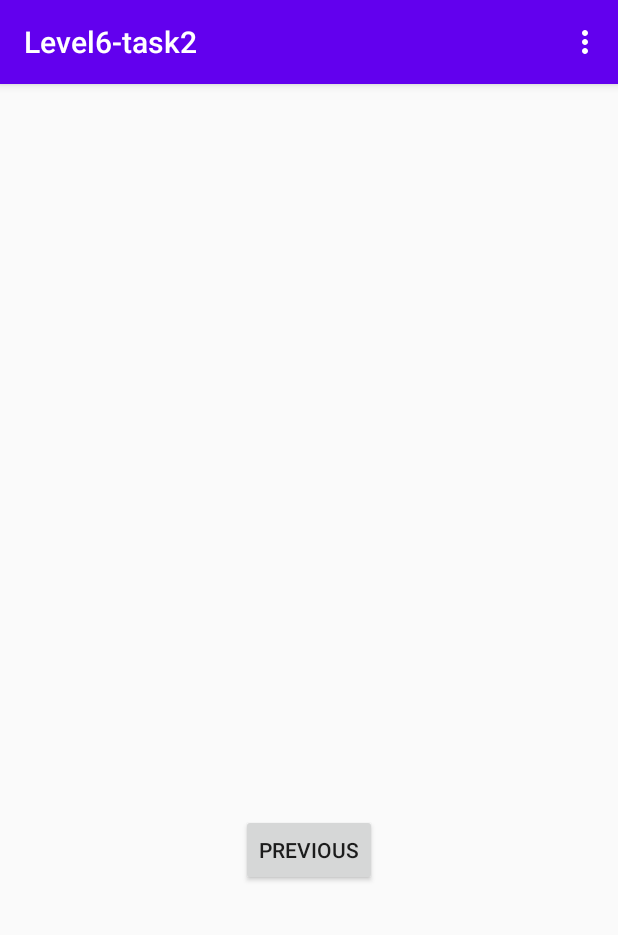
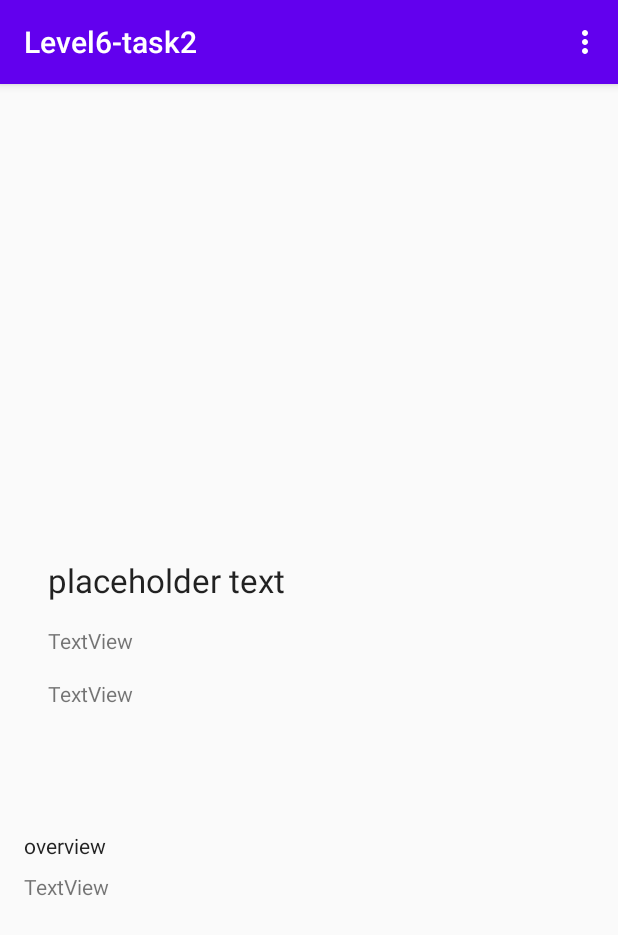
Before and after one commit to Casvantrierum/level6-task2, an Android app: the MovieInfoFragment screen opened through its navigation route, on a phone screen of 412 x 824 dp. Shown: the top 935 px of the screen. Run offline under Robolectric (Android 15) with nearby library versions, the phone set to English and light mode, and no system bars; pictures from the network do not load.

Commit message:
movie info fragment with ViewModelProvider to have a shared modelview with the list fragment

```diff
--- a/app/build.gradle
+++ b/app/build.gradle
@@ -54,6 +54,9 @@ dependencies {
     androidTestImplementation 'androidx.test.ext:junit:1.1.2'
     androidTestImplementation 'androidx.test.espresso:espresso-core:3.3.0'
 
+    def fragment_version = "1.3.0-alpha06"
+    implementation "androidx.fragment:fragment-ktx:$fragment_version"
+
     // Retrofit
     implementation 'com.squareup.retrofit2:retrofit:2.8.1'
     implementation 'com.squareup.retrofit2:converter-gson:2.8.1'
@@ -63,5 +66,4 @@ dependencies {
     // Glide
     implementation 'com.github.bumptech.glide:glide:4.11.0'
     kapt 'com.github.bumptech.glide:compiler:4.11.0'
-
 }
--- a/app/src/main/java/com/example/level6_task2/adapter/MovieListAdapter.kt
+++ b/app/src/main/java/com/example/level6_task2/adapter/MovieListAdapter.kt
@@ -9,9 +9,10 @@ import com.bumptech.glide.Glide
 
 import com.example.level6_task2.R
 import com.example.level6_task2.model.Movie
+import com.google.android.material.snackbar.Snackbar
 import kotlinx.android.synthetic.main.item_movie.view.*
 
-class MovieListAdapter (private val movieList: List<Movie>) :
+class MovieListAdapter (private val movieList: List<Movie>, private val onClick: (Movie) -> Unit) :
     RecyclerView.Adapter<MovieListAdapter.ViewHolder>() {
 
     private lateinit var context: Context
@@ -37,9 +38,8 @@ class MovieListAdapter (private val movieList: List<Movie>) :
             Glide.with(context).load(movie.getPosterImageUrl()).into(itemView.ivPoster)
         }
 
-//        init {
-//            itemView.setOnClickListener { onClick(colors[adapterPosition]) }
-//        }
+        init {
+            itemView.setOnClickListener { onClick(movieList[adapterPosition]) }
+        }
     }
-
 }
--- a/app/src/main/java/com/example/level6_task2/model/Movie.kt
+++ b/app/src/main/java/com/example/level6_task2/model/Movie.kt
@@ -17,6 +17,7 @@ data class Movie (
     @SerializedName("vote_average") val vote_average : Double,
     @SerializedName("overview") val overview : String,
     @SerializedName("release_date") val release_date : String
-){
+) {
     fun getPosterImageUrl() = "https://image.tmdb.org/t/p/w500/$poster_path"
+    fun getBackdropImageUrl() = "https://image.tmdb.org/t/p/w500/$backdrop_path"
 }
--- a/app/src/main/java/com/example/level6_task2/repository/MovieListRepository.kt
+++ b/app/src/main/java/com/example/level6_task2/repository/MovieListRepository.kt
@@ -8,6 +8,7 @@ import com.example.level6_task2.model.MovieList
 import kotlinx.coroutines.withTimeout
 
 class MovieListRepository {
+
     private val movieListApiService: MovieListApiService = MovieListApi.createApi()
 
     private val _movieList: MutableLiveData<MovieList> = MutableLiveData()
--- a/app/src/main/java/com/example/level6_task2/repository/MovieRepository.kt
+++ b/app/src/main/java/com/example/level6_task2/repository/MovieRepository.kt
@@ -1,4 +1,33 @@
 package com.example.level6_task2.repository
 
-class MovieRepository {
+import android.content.Context
+import androidx.lifecycle.LiveData
+import androidx.lifecycle.MutableLiveData
+import com.example.level6_task2.model.Movie
+
+class MovieRepository(context: Context){
+
+    private val _movie: MutableLiveData<Movie> = MutableLiveData()
+
+    /**
+     * Expose non MutableLiveData via getter
+     * Encapsulation :)
+     */
+    val movie: LiveData<Movie?>
+        get() = _movie
+
+    /**
+     * suspend function that calls a suspend function from the numbersApi call
+     */
+    fun setMovie(movieToView: Movie)  {
+        try {
+
+            _movie.value = movieToView
+        } catch (error: Throwable) {
+            throw MovieListRefreshError("Unable to refresh movie list", error)
+        }
+    }
+
+    class MovieListRefreshError(message: String, cause: Throwable) : Throwable(message, cause)
+
 }
--- a/app/src/main/java/com/example/level6_task2/ui/MovieInfoFragment.kt
+++ b/app/src/main/java/com/example/level6_task2/ui/MovieInfoFragment.kt
@@ -1,22 +1,41 @@
 package com.example.level6_task2.ui
 
 import android.os.Bundle
+import android.util.Log
 import androidx.fragment.app.Fragment
 import android.view.LayoutInflater
 import android.view.View
 import android.view.ViewGroup
 import android.widget.Button
-import androidx.navigation.fragment.findNavController
+import androidx.fragment.app.viewModels
+import androidx.lifecycle.Observer
+import androidx.lifecycle.ViewModelProvider
+import androidx.recyclerview.widget.DividerItemDecoration
+import androidx.recyclerview.widget.GridLayoutManager
+import com.bumptech.glide.Glide
 import com.example.level6_task2.R
+import com.example.level6_task2.adapter.MovieListAdapter
+import com.example.level6_task2.model.Movie
+import com.example.level6_task2.viewmodels.MovieListViewModel
+import com.example.level6_task2.viewmodels.MovieViewModel
+import kotlinx.android.synthetic.main.fragment_movie_info.*
+import kotlinx.android.synthetic.main.fragment_movie_list.*
+import kotlinx.android.synthetic.main.item_movie.view.*
 
 /**
  * A simple [Fragment] subclass as the second destination in the navigation.
  */
 class MovieInfoFragment : Fragment() {
 
+
+    private lateinit var movie: Movie
+
+    //private val movieViewModel: MovieViewModel by viewModels()
+    private lateinit var movieViewModel: MovieViewModel
+
     override fun onCreateView(
-            inflater: LayoutInflater, container: ViewGroup?,
-            savedInstanceState: Bundle?
+        inflater: LayoutInflater, container: ViewGroup?,
+        savedInstanceState: Bundle?
     ): View? {
         // Inflate the layout for this fragment
         return inflater.inflate(R.layout.fragment_movie_info, container, false)
@@ -25,8 +44,27 @@ class MovieInfoFragment : Fragment() {
     override fun onViewCreated(view: View, savedInstanceState: Bundle?) {
         super.onViewCreated(view, savedInstanceState)
 
-        view.findViewById<Button>(R.id.button_second).setOnClickListener {
-            findNavController().navigate(R.id.action_MovieInfoFragment_to_MovieListFragment)
-        }
+        movieViewModel= ViewModelProvider(requireActivity()).get(MovieViewModel::class.java)
+
+        observeMovie()
+    }
+
+    private fun observeMovie() {
+        movieViewModel.movie.observe(viewLifecycleOwner, Observer {
+            it?.let{
+                movie = it
+                updateUI()
+                tvMovieTitle.text = it.title
+        }})
+    }
+
+    private fun updateUI() {
+        activity?.let { Glide.with(it).load(movie.getBackdropImageUrl()).into(ivBackdrop) }
+        activity?.let { Glide.with(it).load(movie.getPosterImageUrl()).into(ivPoster) }
+
+        tvMovieTitle.text = movie.title
+        tvRelease.text = movie.release_date
+        tvRating.text = movie.vote_average.toString()
+        tvOverview.text = movie.overview
     }
 }
--- a/app/src/main/java/com/example/level6_task2/ui/MovieListFragment.kt
+++ b/app/src/main/java/com/example/level6_task2/ui/MovieListFragment.kt
@@ -1,28 +1,36 @@
 package com.example.level6_task2.ui
 
 import android.os.Bundle
+import android.util.Log
 import androidx.fragment.app.Fragment
 import android.view.LayoutInflater
 import android.view.View
 import android.view.ViewGroup
 import android.widget.Button
 import androidx.fragment.app.viewModels
+import androidx.lifecycle.ViewModelProvider
+import androidx.navigation.fragment.findNavController
 import androidx.recyclerview.widget.DividerItemDecoration
 import androidx.recyclerview.widget.GridLayoutManager
 import com.example.level6_task2.R
-import com.example.level6_task2.ViewModel.MovieListViewModel
+import com.example.level6_task2.viewmodels.MovieListViewModel
+import com.example.level6_task2.viewmodels.MovieViewModel
 import com.example.level6_task2.adapter.MovieListAdapter
 import com.example.level6_task2.model.Movie
+import kotlinx.android.synthetic.main.fragment_movie_info.*
 import kotlinx.android.synthetic.main.fragment_movie_list.*
 
 /**
  * A simple [Fragment] subclass as the default destination in the navigation.
  */
+
 class MovieListFragment : Fragment() {
 
-    private val movieList = arrayListOf<Movie>()
+    private var movieList = arrayListOf<Movie>()
     private lateinit var movieListAdapter: MovieListAdapter
-    private val viewModel: MovieListViewModel by viewModels()
+
+    private val movieListViewModel: MovieListViewModel by viewModels()
+    private lateinit var movieViewModel: MovieViewModel
 
     override fun onCreateView(
             inflater: LayoutInflater, container: ViewGroup?,
@@ -37,25 +45,39 @@ class MovieListFragment : Fragment() {
 
         view.findViewById<Button>(R.id.btnSubmit).setOnClickListener {
             val year = etYear.text.toString()
-            viewModel.getMovieListByYear(year)
-            //findNavController().navigate(R.id.action_MovieListFragment_to_MovieInfoFragment)
+            movieListViewModel.getMovieListByYear(year)
         }
 
-        movieListAdapter = MovieListAdapter(movieList)
+        movieViewModel= ViewModelProvider(requireActivity()).get(MovieViewModel::class.java)
+
+        movieListAdapter = MovieListAdapter(movieList, ::onColorClick)
         rvMovies.layoutManager =
             GridLayoutManager(context, 2)
         rvMovies.addItemDecoration(DividerItemDecoration(context,DividerItemDecoration.VERTICAL))
-        //rvMovies.layoutManager = LinearLayoutManager(activity, RecyclerView.VERTICAL, false)
         rvMovies.adapter = movieListAdapter
 
         observeMovieList()
     }
 
     private fun observeMovieList() {
-        viewModel.movieList.observe(viewLifecycleOwner, {
+        movieListViewModel.movieList.observe(viewLifecycleOwner, {
+            Log.i("OBSERVE", "LIST->LIST")
             movieList.clear()
             movieList.addAll(it.results)
             movieListAdapter.notifyDataSetChanged()
         })
+
+        movieViewModel.movie.observe(viewLifecycleOwner, {
+            Log.i("OBSERVE", "LIST->INFO")
+            Log.i("OK", "JA HIER DOET DIE HET WEL")
+            Log.i("OK", it?.title)
+        })
+    }
+
+    private fun onColorClick(movie: Movie) {
+
+        movieViewModel.setMovie(movie)
+
+        findNavController().navigate(R.id.action_MovieListFragment_to_MovieInfoFragment)
     }
 }
--- a/app/src/main/java/com/example/level6_task2/viewmodels/MovieListViewModel.kt
+++ b/app/src/main/java/com/example/level6_task2/viewmodels/MovieListViewModel.kt
@@ -1,4 +1,4 @@
-package com.example.level6_task2.ViewModel
+package com.example.level6_task2.viewmodels
 
 import android.app.Application
 import android.util.Log
--- a/app/src/main/java/com/example/level6_task2/viewmodels/MovieViewModel.kt
+++ b/app/src/main/java/com/example/level6_task2/viewmodels/MovieViewModel.kt
@@ -1,4 +1,4 @@
-package com.example.level6_task2.ViewModel
+package com.example.level6_task2.viewmodels
 
 import android.app.Application
 import android.util.Log
@@ -7,16 +7,17 @@ import androidx.lifecycle.LiveData
 import androidx.lifecycle.MutableLiveData
 import androidx.lifecycle.viewModelScope
 import com.example.level6_task2.model.Movie
+import com.example.level6_task2.repository.MovieListRepository
 import com.example.level6_task2.repository.MovieRepository
 import kotlinx.coroutines.launch
 
 class MovieViewModel (application: Application) : AndroidViewModel(application) {
 
-    private val movieRepository = MovieRepository()
+    private val movieRepository = MovieRepository(application.applicationContext)
 
     /**
      * This property points direct to the LiveData in the repository, that value
-     * get's updated when user clicks FAB. This happens through the getTriviaNumber() in this class :)
+     * get's updated when user clicks FAB. This happens through the getMovieListNumber() in this class :)
      */
     val movie = movieRepository.movie
 
@@ -34,27 +35,17 @@ class MovieViewModel (application: Application) : AndroidViewModel(application)
      * The viewModelScope is bound to Dispatchers.Main and will automatically be cancelled when the ViewModel is cleared.
      * Extension method of lifecycle-viewmodel-ktx library
      */
-//    fun getMovie() {
-//        viewModelScope.launch {
-//            try {
-//                //the triviaRepository sets it's own livedata property
-//                //our own trivia LiveData property points to te one in that repository
-//                movieRepository.getMovie()
-//            } catch (error: MovieRepository.MovieRefreshError) {
-//                _errorText.value = error.message
-//                Log.e("Movie error", error.cause.toString())
-//            }
-//        }
-//    }
-
-    fun setMovie(movie: Movie) {
+    fun setMovie(movieToView: Movie) {
         viewModelScope.launch {
             try {
-                movieRepository.setMovie(movie)
-            } catch (error: MovieRepository.MovieRefreshError) {
+                //the MovieListRepository sets it's own livedata property
+                //our own MovieList LiveData property points to te one in that repository
+                movieRepository.setMovie(movieToView)
+            } catch (error: MovieListRepository.MovieListRefreshError) {
                 _errorText.value = error.message
-                Log.e("Movie error", error.cause.toString())
+                Log.e("MovieList error", error.cause.toString())
             }
         }
     }
+
 }
--- a/app/src/main/res/layout/fragment_movie_info.xml
+++ b/app/src/main/res/layout/fragment_movie_info.xml
@@ -1,27 +1,91 @@
 <?xml version="1.0" encoding="utf-8"?>
-<androidx.constraintlayout.widget.ConstraintLayout xmlns:android="http://schemas.android.com/apk/res/android"
+<ScrollView xmlns:android="http://schemas.android.com/apk/res/android"
     xmlns:app="http://schemas.android.com/apk/res-auto"
     xmlns:tools="http://schemas.android.com/tools"
     android:layout_width="match_parent"
     android:layout_height="match_parent"
     tools:context=".ui.MovieInfoFragment">
+    <androidx.constraintlayout.widget.ConstraintLayout
+        android:layout_width="match_parent"
+        android:layout_height="match_parent">
 
-    <Button
-        android:id="@+id/button_second"
+        <TextView
+            android:id="@+id/tvMovieTitle"
+            android:layout_width="0dp"
+            android:layout_height="wrap_content"
+            android:layout_marginStart="16dp"
+            android:layout_marginTop="16dp"
+            android:layout_marginEnd="16dp"
+            android:text="placeholder text"
+            android:textAppearance="@style/TextAppearance.AppCompat.Large"
+            app:layout_constraintEnd_toEndOf="parent"
+            app:layout_constraintStart_toEndOf="@+id/ivPoster"
+            app:layout_constraintTop_toBottomOf="@+id/ivBackdrop" />
+
+        <ImageView
+            android:scaleType="centerCrop"
+            android:id="@+id/ivBackdrop"
+            android:layout_width="match_parent"
+            android:layout_height="300dp"
+            app:layout_constraintEnd_toEndOf="parent"
+            app:layout_constraintStart_toStartOf="parent"
+            app:layout_constraintTop_toTopOf="parent"
+            tools:src="@tools:sample/backgrounds/scenic" />
+
+        <ImageView
+            android:id="@+id/ivPoster"
+            android:layout_width="wrap_content"
+            android:layout_height="150dp"
+            android:layout_marginStart="16dp"
+            android:layout_marginTop="16dp"
+            app:layout_constraintStart_toStartOf="parent"
+            app:layout_constraintTop_toBottomOf="@+id/ivBackdrop"
+            tools:src="@tools:sample/avatars" />
+
+        <TextView
+            android:id="@+id/tvRelease"
             android:layout_width="wrap_content"
             android:layout_height="wrap_content"
-        android:text="@string/previous"
+            android:layout_marginStart="16dp"
+            android:layout_marginTop="16dp"
+            android:text="TextView"
+            app:layout_constraintStart_toEndOf="@+id/ivPoster"
+            app:layout_constraintTop_toBottomOf="@+id/tvMovieTitle" />
+
+        <TextView
+            android:id="@+id/tvRating"
+            android:layout_width="wrap_content"
+            android:layout_height="wrap_content"
+            android:layout_marginStart="16dp"
+            android:layout_marginTop="16dp"
+            android:text="TextView"
+            app:layout_constraintStart_toEndOf="@+id/ivPoster"
+            app:layout_constraintTop_toBottomOf="@+id/tvRelease" />
+
+        <TextView
+            android:id="@+id/tvOverviewTitle"
+            android:layout_width="wrap_content"
+            android:layout_height="wrap_content"
+            android:layout_marginStart="16dp"
+            android:layout_marginTop="32dp"
+            android:text="@string/overviewTitle"
+            android:textAppearance="@style/TextAppearance.AppCompat.Body1"
+            app:layout_constraintStart_toStartOf="parent"
+            app:layout_constraintTop_toBottomOf="@+id/ivPoster" />
+
+        <TextView
+            android:id="@+id/tvOverview"
+            android:layout_width="match_parent"
+            android:layout_height="wrap_content"
+            android:layout_marginStart="16dp"
+            android:layout_marginTop="8dp"
+            android:layout_marginEnd="16dp"
+            android:layout_marginBottom="8dp"
+            android:text="TextView"
             app:layout_constraintBottom_toBottomOf="parent"
             app:layout_constraintEnd_toEndOf="parent"
             app:layout_constraintStart_toStartOf="parent"
-        app:layout_constraintTop_toBottomOf="@id/textview_second" />
+            app:layout_constraintTop_toBottomOf="@+id/tvOverviewTitle" />
 
-    <TextView
-        android:id="@+id/textview_second"
-        android:layout_width="wrap_content"
-        android:layout_height="wrap_content"
-        app:layout_constraintBottom_toTopOf="@id/button_second"
-        app:layout_constraintEnd_toEndOf="parent"
-        app:layout_constraintStart_toStartOf="parent"
-        app:layout_constraintTop_toTopOf="parent" />
     </androidx.constraintlayout.widget.ConstraintLayout>
+</ScrollView>
--- a/app/src/main/res/values/strings.xml
+++ b/app/src/main/res/values/strings.xml
@@ -12,4 +12,5 @@
     <string name="intro">"The most popular movies of: "</string>
     <string name="year">year</string>
     <string name="submit">Submit</string>
+    <string name="overviewTitle">overview</string>
 </resources>
```
Lines whose indentation alone changed are shown as unchanged.
